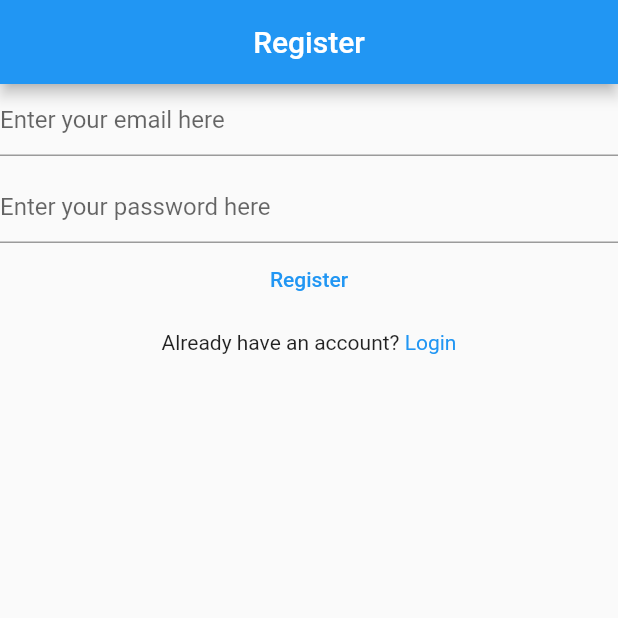
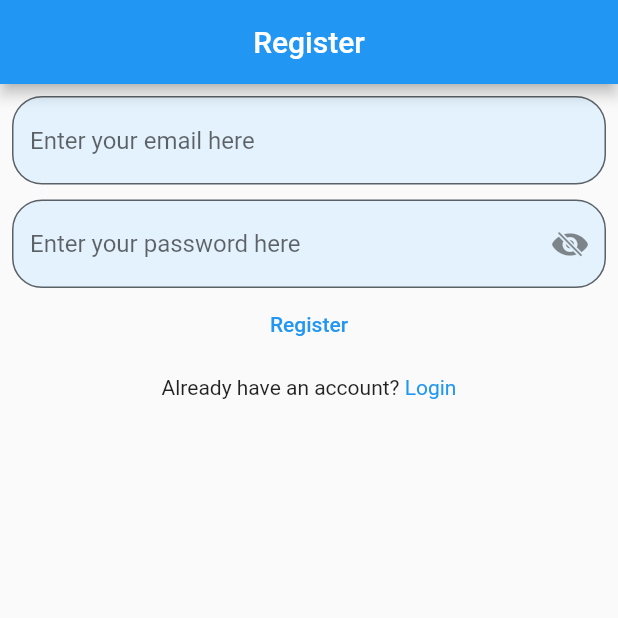
Before and after one commit to ogunkapc/notes-app, a Flutter app: the screen it shows after launch, on a phone screen of 412 x 824 dp, the top half of it. Run offline on Flutter 3.47's test engine with Material 2 defaults, Android fonts, the phone set to English and light mode, and no system bars; our stand-ins replace firebase_auth, firebase_core; accounts and stored records are empty.

Commit message:
add show password icon

```diff
--- a/lib/screens/register_screen.dart
+++ b/lib/screens/register_screen.dart
@@ -1,5 +1,6 @@
 import 'package:firebase_auth/firebase_auth.dart';
 import 'package:firebase_core/firebase_core.dart';
+import 'package:flutter/cupertino.dart';
 import 'package:flutter/material.dart';
 import 'package:mynotes/firebase_options.dart';
 import 'package:mynotes/screens/login_screen.dart';
@@ -14,6 +15,7 @@ class RegisterationScreen extends StatefulWidget {
 class _RegisterationScreenState extends State<RegisterationScreen> {
   late final TextEditingController _email;
   late final TextEditingController _password;
+  bool isSelectionOn = true;
 
   @override
   void initState() {
@@ -43,26 +45,50 @@ class _RegisterationScreenState extends State<RegisterationScreen> {
         builder: (context, snapshot) {
           switch (snapshot.connectionState) {
             case ConnectionState.done:
-              return Column(
+              return Padding(
+                padding: const EdgeInsets.only(top: 8.0, left: 8.0, right: 8.0),
+                child: Column(
                   children: [
                     TextField(
                       controller: _email,
                       enableSuggestions: false,
                       autocorrect: false,
                       keyboardType: TextInputType.emailAddress,
-                    decoration: const InputDecoration(
-                        hintText: "Enter your email here"),
+                      decoration: InputDecoration(
+                        hintText: "Enter your email here",
+                        filled: true,
+                        fillColor: Colors.blue.shade50,
+                        border: OutlineInputBorder(
+                          borderRadius: BorderRadius.circular(20),
+                        ),
+                      ),
                     ),
                     const SizedBox(
                       height: 10,
                     ),
                     TextField(
                       controller: _password,
-                    obscureText: true,
+                      obscureText: isSelectionOn,
                       enableSuggestions: false,
                       autocorrect: false,
-                    decoration: const InputDecoration(
-                        hintText: "Enter your password here"),
+                      decoration: InputDecoration(
+                        hintText: "Enter your password here",
+                        filled: true,
+                        fillColor: Colors.blue.shade50,
+                        border: OutlineInputBorder(
+                          borderRadius: BorderRadius.circular(20),
+                        ),
+                        suffixIcon: GestureDetector(
+                          onTap: () => setState(
+                            () {
+                              isSelectionOn = !isSelectionOn;
+                            },
+                          ),
+                          child: Icon(isSelectionOn
+                              ? CupertinoIcons.eye_slash_fill
+                              : CupertinoIcons.eye_fill),
+                        ),
+                      ),
                     ),
                     TextButton(
                       onPressed: () async {
@@ -170,6 +196,7 @@ class _RegisterationScreenState extends State<RegisterationScreen> {
                       ],
                     )
                   ],
+                ),
               );
             default:
               return const Text("Loading...");
```
Lines whose indentation alone changed are shown as unchanged.
